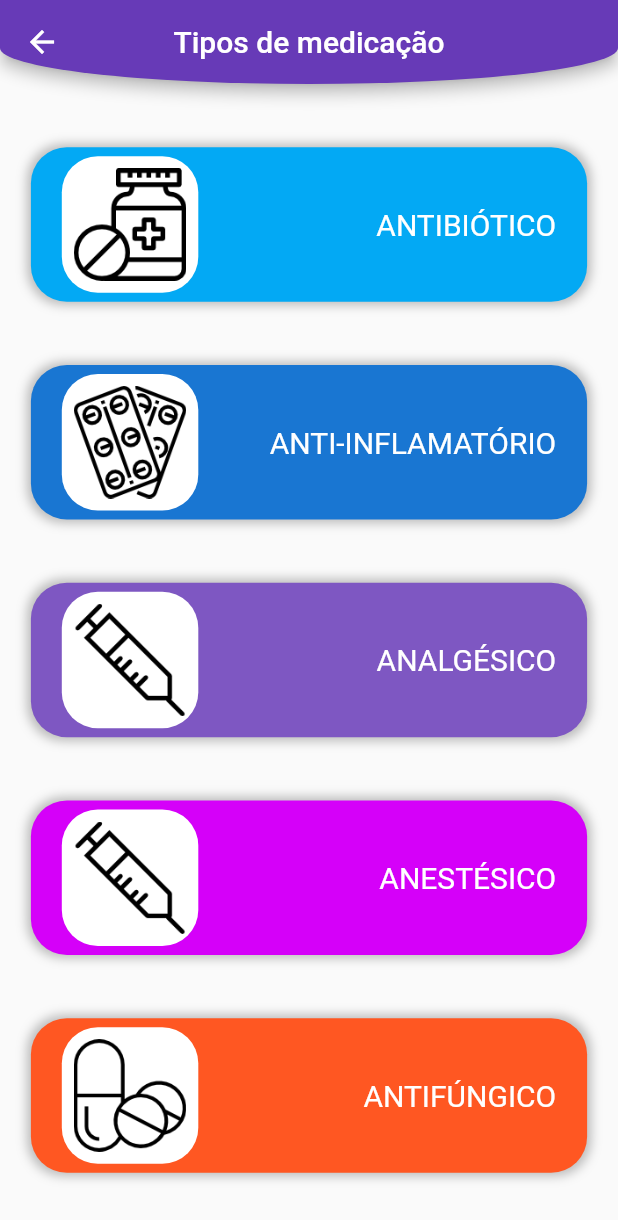
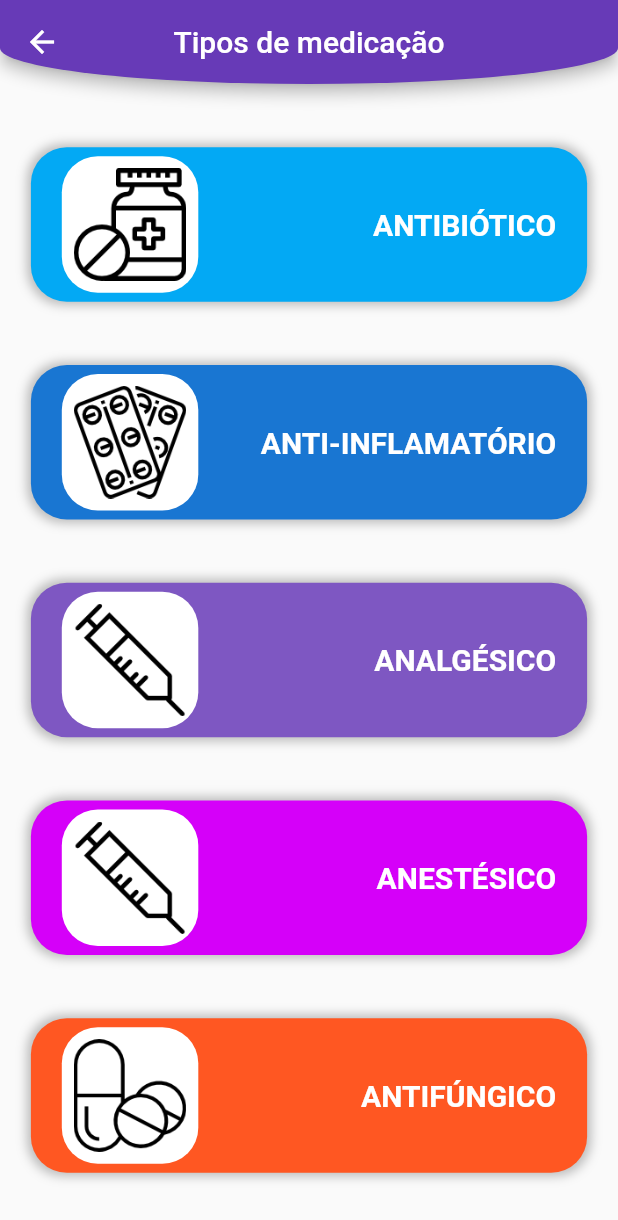
Before and after one commit to anselmoparente/Farmacoped, a Flutter app: the TypeMedicationPage screen opened directly, on a phone screen of 412 x 824 dp. Shown: the top 1220 px of the screen. Run offline on Flutter 3.47's test engine with Material 2 defaults, Android fonts, the phone set to English and light mode, and no system bars; our stand-ins replace cloud_firestore, firebase_core, get, get_storage, google_mobile_ads, smooth_page_indicator; accounts and stored records are empty.

Commit message:
Update type medication text

```diff
--- a/lib/ui/type_medication_page/widgets/type_medication.dart
+++ b/lib/ui/type_medication_page/widgets/type_medication.dart
@@ -61,7 +61,11 @@ class TypeMedication extends StatelessWidget {
                 padding: EdgeInsets.only(right: Get.width * 0.05),
                 child: Text(
                   title.toUpperCase(),
-                  style: const TextStyle(color: Colors.white, fontSize: 20),
+                  style: const TextStyle(
+                    color: Colors.white,
+                    fontSize: 20,
+                    fontWeight: FontWeight.bold,
+                  ),
                 ),
               ),
             ],
--- a/pubspec.yaml
+++ b/pubspec.yaml
@@ -38,13 +38,14 @@ dependencies:
   flutter_launcher_icons: ^0.10.0
   url_launcher: ^6.1.6
   google_mobile_ads: ^2.2.0
+  flutter_svg: ^2.0.4
 
 dev_dependencies:
   flutter_test:
     sdk: flutter
 
 flutter_icons:
-  image_path: "assets/images/icon_launcher.png"
+  image_path: "assets/images/icon_launcher_farmacoped.png"
   android: true
   ios: true
   # The "flutter_lints" package below contains a set of recommended lints to
```
Also changed, not shown: assets/images/analgesic_icon.svg (added), assets/images/icon_launcher_farmacoped.png (added), pubspec.lock, 28 other files.
